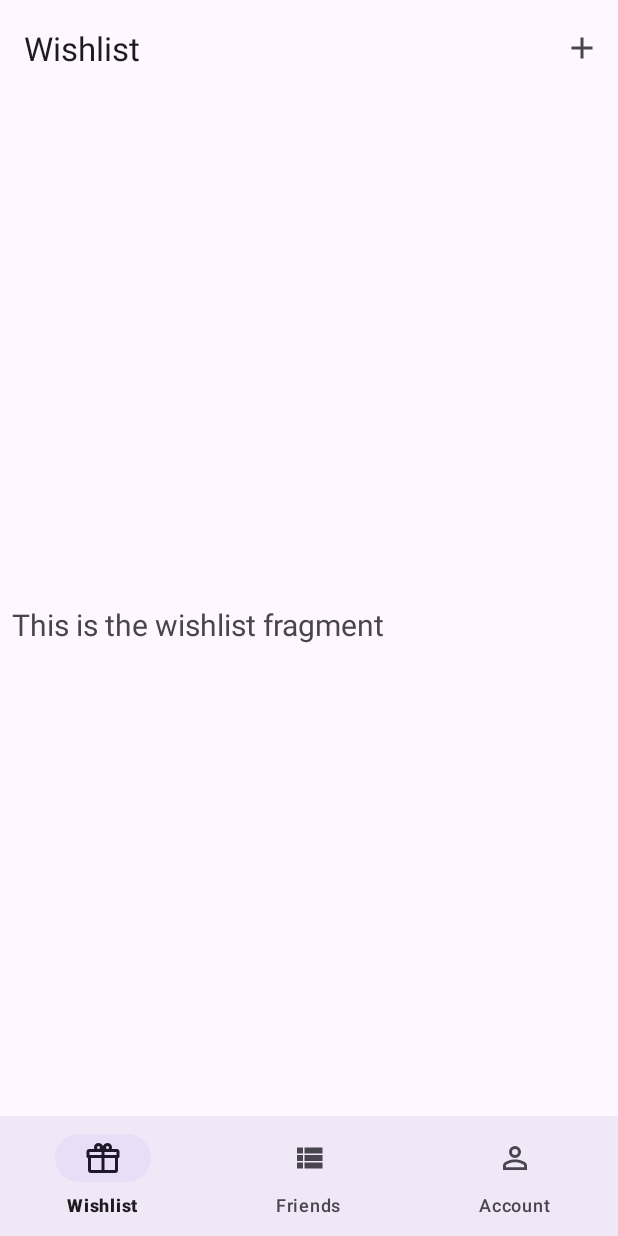
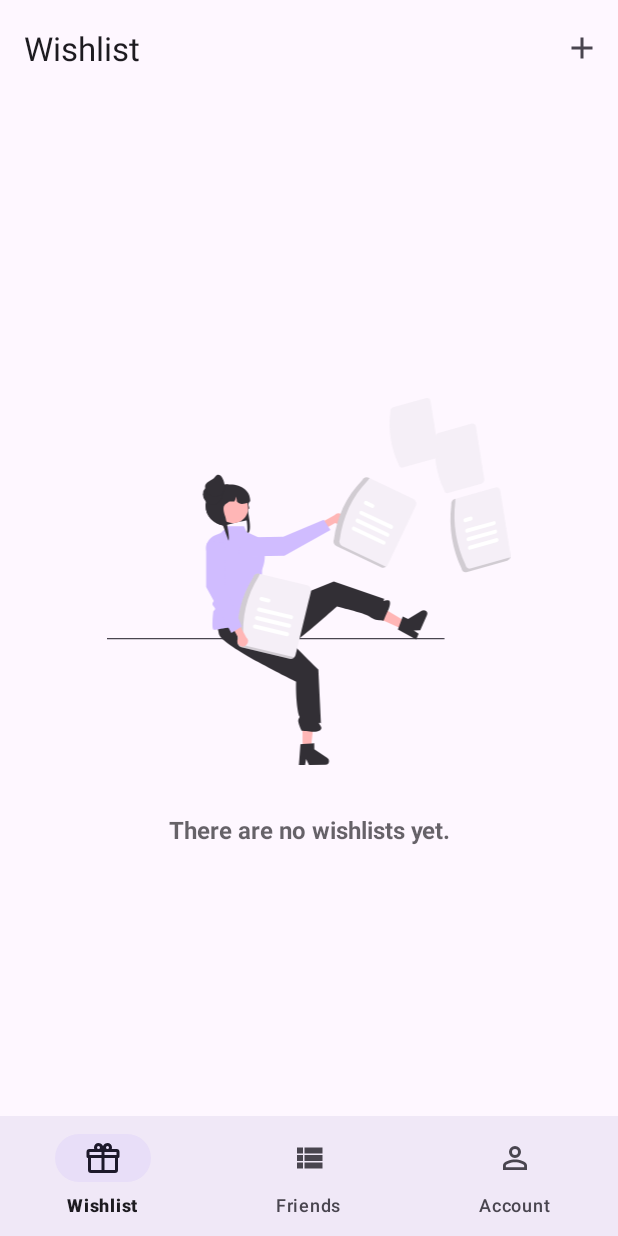
Before and after one commit to JacobD2001/SocialGift, an Android app: the WishlistsFragment screen opened directly, with no data from a screen before it, on a phone screen of 412 x 824 dp. Run offline under Robolectric (Android 15) with nearby library versions, the phone set to English and light mode, and no system bars; our stand-ins replace navigation-ui; libraries missing offline, so code that uses them is left out: com.mikepenz.fastadapter; 3 statements that could not run were skipped.

Commit message:
Create wishlists list

```diff
--- a/app/build.gradle
+++ b/app/build.gradle
@@ -36,5 +36,8 @@ dependencies {
     implementation 'androidx.lifecycle:lifecycle-viewmodel:2.5.1'
     implementation 'androidx.navigation:navigation-fragment:2.5.3'
     implementation 'androidx.navigation:navigation-ui:2.5.3'
+    implementation 'androidx.recyclerview:recyclerview:1.3.0'
     implementation 'com.google.android.material:material:1.9.0'
+    implementation 'com.mikepenz:fastadapter:5.7.0'
+    implementation 'com.mikepenz:fastadapter-extensions-binding:5.7.0'
 }
--- /dev/null
+++ b/app/src/main/java/com/jacobd2001/socialgift/home/wishlists/WishlistItem.java
@@ -0,0 +1,42 @@
+package com.jacobd2001.socialgift.home.wishlists;
+
+import android.view.LayoutInflater;
+import android.view.ViewGroup;
+
+import androidx.annotation.NonNull;
+import androidx.annotation.Nullable;
+
+import com.jacobd2001.socialgift.R;
+import com.jacobd2001.socialgift.databinding.ItemWishlistBinding;
+import com.mikepenz.fastadapter.binding.AbstractBindingItem;
+
+import java.util.List;
+
+public class WishlistItem extends AbstractBindingItem<ItemWishlistBinding> {
+    private final String name;
+    private final String description;
+
+    public WishlistItem(String name, String description) {
+        this.name = name;
+        this.description = description;
+    }
+
+    @Override
+    public int getType() {
+        return R.id.wishlistItem;
+    }
+
+    @Override
+    public void bindView(@NonNull ItemWishlistBinding binding, @NonNull List<?> payloads) {
+        super.bindView(binding, payloads);
+
+        binding.wishlistItemName.setText(name);
+        binding.wishlistItemDescription.setText(description);
+    }
+
+    @NonNull
+    @Override
+    public ItemWishlistBinding createBinding(@NonNull LayoutInflater inflater, @Nullable ViewGroup parent) {
+        return ItemWishlistBinding.inflate(inflater, parent, false);
+    }
+}
--- a/app/src/main/java/com/jacobd2001/socialgift/home/WishlistFragment.java
+++ b/app/src/main/java/com/jacobd2001/socialgift/home/wishlists/WishlistsFragment.java
@@ -1,4 +1,4 @@
-package com.jacobd2001.socialgift.home;
+package com.jacobd2001.socialgift.home.wishlists;
 
 import android.os.Bundle;
 import android.view.LayoutInflater;
@@ -14,26 +14,47 @@ import androidx.core.view.MenuHost;
 import androidx.core.view.MenuProvider;
 import androidx.fragment.app.Fragment;
 import androidx.lifecycle.Lifecycle;
+import androidx.recyclerview.widget.LinearLayoutManager;
 
 import com.jacobd2001.socialgift.R;
-import com.jacobd2001.socialgift.databinding.FragmentWishlistBinding;
+import com.jacobd2001.socialgift.databinding.FragmentWishlistsBinding;
+import com.mikepenz.fastadapter.FastAdapter;
+import com.mikepenz.fastadapter.adapters.ItemAdapter;
 
-public class WishlistFragment extends Fragment implements MenuProvider {
+import java.util.ArrayList;
+import java.util.List;
 
-    private FragmentWishlistBinding binding;
+public class WishlistsFragment extends Fragment implements MenuProvider {
+
+    private FragmentWishlistsBinding binding;
+    private List<WishlistItem> wishlists = new ArrayList<>();
+    private final ItemAdapter<WishlistItem> itemAdapter = new ItemAdapter<>();
 
     public View onCreateView(@NonNull LayoutInflater inflater, ViewGroup container, Bundle savedState) {
-        binding = FragmentWishlistBinding.inflate(inflater, container, false);
+        binding = FragmentWishlistsBinding.inflate(inflater, container, false);
         final MenuHost menuHost = getActivity();
         if (menuHost != null)
             menuHost.addMenuProvider(this, getViewLifecycleOwner(), Lifecycle.State.STARTED);
+
         return binding.getRoot();
     }
 
     @Override
     public void onViewCreated(@NonNull View view, @Nullable Bundle savedState) {
         super.onViewCreated(view, savedState);
-        binding.textWishlist.setText("This is the wishlist fragment");
+
+        final LinearLayoutManager layoutManager = new LinearLayoutManager(getContext());
+        final FastAdapter<WishlistItem> fastAdapter = FastAdapter.with(itemAdapter);
+
+        binding.wishlistsRecyclerView.setLayoutManager(layoutManager);
+        binding.wishlistsRecyclerView.setAdapter(fastAdapter);
+
+        if (!wishlists.isEmpty()) {
+            binding.wishlistsRecyclerView.setVisibility(View.VISIBLE);
+            binding.noWishlistsLayout.setVisibility(View.GONE);
+        }
+
+        for (WishlistItem item : wishlists) itemAdapter.add(item);
     }
 
     @Override
--- /dev/null
+++ b/app/src/main/res/drawable/undraw_file_manager_re_ms29.xml
@@ -0,0 +1,124 @@
+<vector xmlns:android="http://schemas.android.com/apk/res/android"
+    android:width="735.16dp"
+    android:height="684.29dp"
+    android:viewportWidth="735.16"
+    android:viewportHeight="684.29">
+  <path
+      android:pathData="M613.77,182.58c-13.48,-29.25 -19.39,-60.78 -15.25,-95.31 -0.64,-4.02 1.6,-8.04 5.01,-9l61.04,-17.05c3.41,-0.95 6.69,1.54 7.34,5.55l15.25,95.31c0.64,4.02 -1.6,8.04 -5.01,9l-61.04,17.05C617.7,189.08 614.42,186.6 613.77,182.58Z"
+      android:fillColor="?attr/colorOnSurfaceInverse"/>
+  <path
+      android:pathData="M531.05,135.97c-13.48,-29.25 -19.39,-60.78 -15.25,-95.31 -0.64,-4.02 1.6,-8.04 5.01,-9l61.04,-17.05c3.41,-0.95 6.69,1.54 7.34,5.55l15.25,95.31c0.64,4.02 -1.6,8.04 -5.01,9l-61.04,17.05C534.98,142.47 531.7,139.99 531.05,135.97Z"
+      android:fillColor="?attr/colorOnSurfaceInverse"/>
+  <path
+      android:pathData="M0,452.64h614.61v2h-614.61z"
+      android:fillColor="?attr/colorControlNormal"/>
+  <path
+      android:pathData="M250,216.64c-0.73,-2.54 9.41,20.72 7,21 -10.98,1.26 -35.32,6.94 -42.97,10 -0.34,-0.04 -0.69,-0.08 -1.02,-0.13 -0.82,-0.09 -1.62,-0.22 -2.41,-0.37 -17.81,-3.37 -31.29,-18 -31.65,-35.66 -0.02,-0.25 -0.02,-0.51 -0.02,-0.76a33.48,33.48 0,0 1,0.19 -3.65,34.33 34.33,0 0,1 0.86,-4.91l-0.04,-0.01c-7.09,-6.66 -4.1,-19.01 4.93,-24.22a32.55,32.55 0,0 1,12.79 -4.15,34.28 34.28,0 0,1 3.68,-0.2h11.54a53.63,53.63 0,0 1,7.24 -1.05h0.02c23.23,-1.77 41.55,12.39 39.84,29.62 -0.01,0.02 -0.03,0.04 -0.04,0.06 -0.5,0.74 -0.93,1.44 -1.32,2.11 -0.37,0.63 -0.69,1.23 -0.96,1.8 -2.12,4.4 3.33,9.94 -0.28,10.97 -4.8,1.37 12.62,46.55 -6.38,46.55C260.24,266.27 252,223.64 250,216.64Z"
+      android:fillColor="?attr/colorSurfaceInverse"/>
+  <path
+      android:pathData="M356.01,653.3l14.98,-0.13l6.63,-59.14l-22.11,0.19l0.5,59.08z"
+      android:fillColor="#ffb6b6"/>
+  <path
+      android:pathData="M404,677.12a6.71,6.71 0,0 1,-6.64 6.76l-29.79,0.25 -5.22,-10.57 -1.92,10.62 -11.24,0.1 2.84,-37.89 3.91,-0.26 15.95,-1.1 5.15,-0.34 0.09,10.72 23.93,16.23A6.7,6.7 0,0 1,404 677.12Z"
+      android:fillColor="?attr/colorSurfaceInverse"/>
+  <path
+      android:pathData="M375,623.64c-5.96,-0.72 -21,-2 -21,-2s-7.1,-14.82 -5.95,-19.43c1.13,-4.63 3.95,-5.57 1.33,-7.99 -6.38,-23.58 -5.36,-61.88 -5.36,-61.88s-34.34,-16.63 -69.11,-35.88c-33.99,-18.83 -68.39,-40.16 -71.5,-50.91a136.94,136.94 0,0 1,-4.12 -23.47c-0.52,-5.2 -0.84,-10.3 -1.04,-14.87 -0.47,-10.46 -0.28,-18.19 -0.28,-18.19l43.33,-0.72 28.7,-0.66h3v5l7.54,12.82s13.03,15.15 11.5,16.56c-1.85,1.71 -1.29,3.23 5.28,4.47a21.36,21.36 0,0 0,5.66 0.23c10.61,-0.81 15.05,5.26 15.31,6.59 1.78,9.39 19.63,29.79 36.35,47.2h0.01c15.43,16.08 29.89,29.6 29.89,29.6l0.82,17.25 3.85,80.65s-7.22,-4.04 -0.77,4.67C394.89,621.4 380.96,624.35 375,623.64Z"
+      android:fillColor="?attr/colorSurfaceInverse"/>
+  <path
+      android:pathData="M537.56,436.11l6.12,-13.68l-51.02,-30.63l-9.03,20.19l53.93,24.12z"
+      android:fillColor="#ffb6b6"/>
+  <path
+      android:pathData="M579.19,402.37a6.71,6.71 0,0 1,3.38 8.85l-12.16,27.19 -11.78,0.35 8.87,6.16 -4.58,10.26 -33.28,-18.34 1.39,-3.66 5.63,-14.96 1.83,-4.82 9.79,4.38 24.71,-15.01A6.7,6.7 0,0 1,579.19 402.37Z"
+      android:fillColor="?attr/colorSurfaceInverse"/>
+  <path
+      android:pathData="M511.32,403c-0.03,0.08 -0.08,0.15 -0.11,0.21 -2.79,5.12 -7.36,16.96 -7.65,17.69a0.11,0.11 0,0 0,-0.01 0.04s-15.1,-0.78 -18.95,-3.55c-3.87,-2.79 1.98,1.62 -6.93,-4.21 -4.61,-3.03 -20.39,-7.76 -34.53,-11.63 -13.15,-3.6 -24.88,-6.43 -24.88,-6.43s-10.36,9.43 -25.37,22.46l-0.01,0.01c-13.94,12.08 -31.91,27.26 -49.32,40.86 -37.28,10.96 -76.62,20.47 -86.46,15.13a136.95,136.95 0,0 1,-19.6 -13.55l10.13,-26.55L274.4,405.43l28.2,-11.46 11.03,-4.48 15.44,-6.27 83.62,-33.97 92.6,32.08s-6.45,5.21 4.05,2.46C519.7,381.08 514.23,397.51 511.32,403Z"
+      android:fillColor="?attr/colorSurfaceInverse"/>
+  <path
+      android:pathData="M219,248.64h30l4.72,10.43 20.09,8.95A18.26,18.26 0,0 1,284.21 280.79c7.23,33.07 -1.92,39.94 -2.21,50.85 -1,37 -6.15,44.36 -5.58,53.49 0.17,2.73 1.84,13.54 7.21,12.52s2.47,3.26 3.74,4.92c1.1,1.44 6.87,-0.47 3.25,4.3s11.87,17.77 2.38,17.77c-18,0 -54,9 -68,9s-24.82,4.15 -31,4c-3.77,-0.09 -2.59,-17.66 -1.08,-32.87 0.34,-3.44 6.96,-3.35 1.02,-9.74s1.05,-9.71 1.06,-11.39c0.01,-1.79 3.37,-6.28 -0.82,-13.64s-0.33,-4.31 -0.51,-6.62c-1.4,-17.81 -3.41,-40.51 -3.41,-40.51l-8.84,-24.89a26.04,26.04 0,0 1,14.98 -32.94l10.37,-4.09Z"
+      android:fillColor="?attr/colorPrimaryInverse"/>
+  <path
+      android:pathData="M429.7,239.46a9.74,9.74 0,0 1,-14.5 3.14l-42.26,23.93 -9.49,-10.06 50.4,-28.05a9.73,9.73 0,0 1,15.85 11.05Z"
+      android:fillColor="#ffb6b6"/>
+  <path
+      android:pathData="M239.41,295.93l-0.64,7.7 84.13,-1.08 83.75,-47.08 -12.24,-18.84 -73.61,30.95 -52.32,1.06A29.78,29.78 0,0 0,239.41 295.93Z"
+      android:fillColor="?attr/colorPrimaryInverse"/>
+  <path
+      android:pathData="M229.26,215.82m-27.32,0a27.32,27.32 0,1 1,54.64 0a27.32,27.32 0,1 1,-54.64 0"
+      android:fillColor="#ffb6b6"/>
+  <path
+      android:pathData="M259.98,203.64c-0.46,0.24 -0.9,0.46 -1.36,0.68 -0.48,0.23 -0.95,0.46 -1.43,0.67 -9.15,4.15 -16.6,4.61 -21.11,-1.35a25.26,25.26 0,0 0,-2.08 -9.1,14.63 14.63,0 0,1 -2.41,9.1h-9.1c-9.37,6.22 -14.18,6.87 -7.68,27.29 1.81,5.69 9.02,38.8 6.19,43.71 -0.82,-0.09 -9.61,-27.35 -10.4,-27.5 -17.81,-3.37 -31.29,-18 -31.65,-35.66 0.02,-0.9 0.08,-1.8 0.17,-2.68a47.72,47.72 0,0 1,3.86 -5.04,30.59 30.59,0 0,1 3.17,-13.61 31.3,31.3 0,0 1,11.89 -12.94,55.16 55.16,0 0,1 9.5,-3.57c0.08,-0.02 0.15,-0.04 0.23,-0.06 1,-0.27 2.03,-0.52 3.05,-0.73a56.1,56.1 0,0 1,6.4 -0.97c0.15,-0.01 0.3,-0.02 0.45,-0.02a4.83,4.83 0,0 1,2.44 0.67c0.01,0 0.01,0.01 0.02,0.01a4.6,4.6 0,0 1,1.36 1.21,4.65 4.65,0 0,1 0.99,2.89h10.13q0.56,0 1.12,0.03a27.17,27.17 0,0 1,26.19 25.54C259.97,202.69 259.98,203.16 259.98,203.64Z"
+      android:fillColor="?attr/colorSurfaceInverse"/>
+  <path
+      android:pathData="M192,190.64m-18,0a18,18 0,1 1,36 0a18,18 0,1 1,-36 0"
+      android:fillColor="?attr/colorSurfaceInverse"/>
+  <path
+      android:pathData="M214,176.64c0.34,9.94 -8.06,18 -18,18a18,18 0,0 1,-18 -18c0,-9.94 12.04,-10.04 18,-18C204.43,147.38 213.54,163.24 214,176.64Z"
+      android:fillColor="?attr/colorSurfaceInverse"/>
+  <path
+      android:pathData="M237.53,458.22c-2.8,-41.47 5.39,-80.48 28.11,-116.24a9.14,9.14 0,0 1,11.02 -6.73l87.78,21.23a9.14,9.14 0,0 1,6.73 11.02l-28.11,116.24a9.14,9.14 0,0 1,-11.02 6.73l-87.78,-21.23A9.14,9.14 0,0 1,237.53 458.22Z"
+      android:fillColor="?attr/colorOnSurfaceInverse"/>
+  <path
+      android:fillColor="#FF000000"
+      android:pathData="M254.74,467.03a9.14,9.14 0,0 1,-6.73 -11.02c-2.8,-41.47 5.39,-80.48 28.11,-116.24a9.02,9.02 0,0 1,2.27 -4.1l-1.73,-0.42a9.14,9.14 0,0 0,-11.02 6.73c-22.72,35.75 -30.91,74.76 -28.11,116.24A9.14,9.14 0,0 0,244.26 469.24l87.78,21.23a9.1,9.1 0,0 0,8.75 -2.63Z"
+      android:strokeAlpha="0.2"
+      android:fillAlpha="0.15"/>
+  <path
+      android:pathData="M334.22,418.09l-58.86,-14.06a3.63,3.63 0,0 1,1.69 -7.06l58.86,14.06a3.63,3.63 0,0 1,-1.69 7.06Z"
+      android:fillColor="?attr/colorBackgroundFloating"/>
+  <path
+      android:pathData="M292.93,387.76l-12.95,-3.09a3.63,3.63 0,0 1,1.67 -7.07l0.02,0.01 12.95,3.09a3.63,3.63 0,0 1,-1.69 7.06Z"
+      android:fillColor="?attr/colorBackgroundFloating"/>
+  <path
+      android:pathData="M326.8,449.15l-58.86,-14.06a3.63,3.63 0,0 1,1.69 -7.06l58.86,14.06a3.63,3.63 0,1 1,-1.67 7.07Z"
+      android:fillColor="?attr/colorBackgroundFloating"/>
+  <path
+      android:pathData="M330.51,433.62 L271.64,419.56a3.63,3.63 0,0 1,1.68 -7.07l0.01,0L332.2,426.56a3.63,3.63 0,0 1,-1.69 7.06Z"
+      android:fillColor="?attr/colorBackgroundFloating"/>
+  <path
+      android:pathData="M241.72,466.89a9.74,9.74 0,0 1,-2.95 -14.54l-23.38,-42.57 10.18,-9.36 27.4,50.76a9.73,9.73 0,0 1,-11.25 15.71Z"
+      android:fillColor="#ffb6b6"/>
+  <path
+      android:pathData="M214.41,278.47 L189.27,276.05a8.45,8.45 0,0 0,-9.27 8.41L180,359.29l46,84.34 19,-12 -30,-74Z"
+      android:fillColor="?attr/colorPrimaryInverse"/>
+  <path
+      android:pathData="M412.94,272.4c5.83,-41.16 21.89,-77.64 51.51,-107.92a9.14,9.14 0,0 1,12.17 -4.31l81.51,38.9a9.14,9.14 0,0 1,4.31 12.17l-51.51,107.92a9.14,9.14 0,0 1,-12.17 4.31l-81.51,-38.9A9.14,9.14 0,0 1,412.94 272.4Z"
+      android:fillColor="?attr/colorOnSurfaceInverse"/>
+  <path
+      android:fillColor="#FF000000"
+      android:pathData="M427.95,284.57a9.14,9.14 0,0 1,-4.31 -12.17c5.83,-41.16 21.89,-77.64 51.51,-107.92a9.02,9.02 0,0 1,3.07 -3.54l-1.6,-0.77a9.14,9.14 0,0 0,-12.17 4.31c-29.62,30.29 -45.68,66.77 -51.51,107.92a9.14,9.14 0,0 0,4.31 12.17L498.75,323.47a9.1,9.1 0,0 0,9.1 -0.77Z"
+      android:strokeAlpha="0.2"
+      android:fillAlpha="0.15"/>
+  <path
+      android:pathData="M515.82,253.11l-54.69,-25.92a3.63,3.63 0,0 1,3.11 -6.56l54.69,25.92a3.63,3.63 0,0 1,-3.11 6.56Z"
+      android:fillColor="?attr/colorBackgroundFloating"/>
+  <path
+      android:pathData="M481.69,214.9l-12.03,-5.7a3.63,3.63 0,1 1,3.09 -6.57l0.02,0.01 12.03,5.7a3.63,3.63 0,0 1,-3.11 6.56Z"
+      android:fillColor="?attr/colorBackgroundFloating"/>
+  <path
+      android:pathData="M502.15,281.96l-54.69,-25.92a3.63,3.63 0,0 1,3.11 -6.56l54.69,25.92a3.63,3.63 0,1 1,-3.09 6.57Z"
+      android:fillColor="?attr/colorBackgroundFloating"/>
+  <path
+      android:pathData="M508.99,267.54l-54.69,-25.92a3.63,3.63 0,0 1,3.1 -6.57l0.01,0 54.69,25.92a3.63,3.63 0,0 1,-3.11 6.56Z"
+      android:fillColor="?attr/colorBackgroundFloating"/>
+  <path
+      android:pathData="M645.66,325.72c-16.42,-35.62 -23.61,-74.01 -18.58,-116.07 -0.78,-4.89 1.95,-9.8 6.1,-10.96l74.34,-20.77c4.15,-1.15 8.15,1.87 8.93,6.76l18.58,116.07c0.78,4.89 -1.95,9.8 -6.1,10.96l-74.34,20.77C650.44,333.63 646.45,330.61 645.66,325.72Z"
+      android:fillColor="?attr/colorOnSurfaceInverse"/>
+  <path
+      android:fillColor="#FF000000"
+      android:pathData="M661.83,325.78c-4.15,1.15 -8.15,-1.87 -8.93,-6.76 -16.42,-35.62 -23.61,-74.01 -18.58,-116.07a10.73,10.73 0,0 1,0.32 -4.67l-1.46,0.41c-4.15,1.16 -6.87,6.07 -6.1,10.96 -5.04,42.06 2.15,80.45 18.58,116.07 0.79,4.89 4.78,7.92 8.93,6.76l74.34,-20.77a8.83,8.83 0,0 0,5.77 -6.29Z"
+      android:strokeAlpha="0.2"
+      android:fillAlpha="0.15"/>
+  <path
+      android:pathData="M705.66,246.36 L655.87,260.44c-1.65,0.46 -3.24,-0.74 -3.56,-2.68a3.86,3.86 0,0 1,2.41 -4.36l49.79,-14.08c1.65,-0.46 3.24,0.74 3.55,2.69a3.86,3.86 0,0 1,-2.41 4.35Z"
+      android:fillColor="?attr/colorBackgroundFloating"/>
+  <path
+      android:pathData="M663.69,238.03 L652.73,241.13c-1.65,0.47 -3.25,-0.72 -3.57,-2.66a3.86,3.86 0,0 1,2.4 -4.38l0.02,-0.01 10.95,-3.1c1.65,-0.46 3.24,0.74 3.55,2.69A3.86,3.86 0,0 1,663.69 238.03Z"
+      android:fillColor="?attr/colorBackgroundFloating"/>
+  <path
+      android:pathData="M710.7,277.33l-49.79,14.08c-1.65,0.46 -3.24,-0.74 -3.55,-2.69a3.86,3.86 0,0 1,2.41 -4.35L709.55,270.29c1.65,-0.47 3.25,0.72 3.57,2.66a3.86,3.86 0,0 1,-2.4 4.38Z"
+      android:fillColor="?attr/colorBackgroundFloating"/>
+  <path
+      android:pathData="M708.18,261.85l-49.79,14.08c-1.65,0.47 -3.24,-0.73 -3.56,-2.67a3.86,3.86 0,0 1,2.41 -4.37l0.01,-0L707.03,254.8c1.65,-0.46 3.24,0.74 3.55,2.69a3.86,3.86 0,0 1,-2.41 4.35Z"
+      android:fillColor="?attr/colorBackgroundFloating"/>
+
+</vector>
--- a/app/src/main/res/layout/fragment_wishlist.xml
+++ /dev/null
@@ -1,22 +0,0 @@
-<?xml version="1.0" encoding="utf-8"?>
-<androidx.constraintlayout.widget.ConstraintLayout xmlns:android="http://schemas.android.com/apk/res/android"
-    xmlns:app="http://schemas.android.com/apk/res-auto"
-    xmlns:tools="http://schemas.android.com/tools"
-    android:layout_width="match_parent"
-    android:layout_height="match_parent"
-    tools:context=".home.WishlistFragment">
-
-    <TextView
-        android:id="@+id/text_wishlist"
-        android:layout_width="match_parent"
-        android:layout_height="wrap_content"
-        android:layout_marginStart="8dp"
-        android:layout_marginTop="8dp"
-        android:layout_marginEnd="8dp"
-        android:textAlignment="center"
-        android:textSize="20sp"
-        app:layout_constraintBottom_toBottomOf="parent"
-        app:layout_constraintEnd_toEndOf="parent"
-        app:layout_constraintStart_toStartOf="parent"
-        app:layout_constraintTop_toTopOf="parent" />
-</androidx.constraintlayout.widget.ConstraintLayout>
--- /dev/null
+++ b/app/src/main/res/layout/fragment_wishlists.xml
@@ -0,0 +1,45 @@
+<?xml version="1.0" encoding="utf-8"?>
+<LinearLayout xmlns:android="http://schemas.android.com/apk/res/android"
+    xmlns:tools="http://schemas.android.com/tools"
+    android:layout_width="match_parent"
+    android:layout_height="match_parent"
+    android:layout_marginTop="?attr/actionBarSize"
+    android:gravity="center"
+    android:orientation="vertical"
+    tools:context=".home.wishlists.WishlistsFragment">
+
+    <androidx.recyclerview.widget.RecyclerView
+        android:id="@+id/wishlistsRecyclerView"
+        android:layout_width="match_parent"
+        android:layout_height="match_parent"
+        android:visibility="gone"
+        tools:itemCount="10"
+        tools:listitem="@layout/item_wishlist" />
+
+    <LinearLayout
+        android:id="@+id/noWishlistsLayout"
+        android:layout_width="wrap_content"
+        android:layout_height="wrap_content"
+        android:orientation="vertical"
+        tools:ignore="UseCompoundDrawables">
+
+        <ImageView
+            android:layout_width="wrap_content"
+            android:layout_height="250dp"
+            android:contentDescription="@string/there_are_no_wishlists_yet"
+            android:src="@drawable/undraw_file_manager_re_ms29" />
+
+        <TextView
+            android:layout_width="match_parent"
+            android:layout_height="wrap_content"
+            android:layout_marginTop="32dp"
+            android:layout_marginBottom="?attr/actionBarSize"
+            android:alpha=".68"
+            android:gravity="center"
+            android:text="@string/there_are_no_wishlists_yet"
+            android:textAlignment="center"
+            android:textColor="?attr/colorOnSurface"
+            android:textSize="16sp"
+            android:textStyle="bold" />
+    </LinearLayout>
+</LinearLayout>
--- /dev/null
+++ b/app/src/main/res/layout/item_wishlist.xml
@@ -0,0 +1,29 @@
+<?xml version="1.0" encoding="utf-8"?>
+<LinearLayout xmlns:android="http://schemas.android.com/apk/res/android"
+    xmlns:tools="http://schemas.android.com/tools"
+    android:id="@+id/wishlistItem"
+    android:layout_width="match_parent"
+    android:layout_height="wrap_content"
+    android:background="?android:attr/selectableItemBackground"
+    android:clickable="true"
+    android:focusable="true"
+    android:orientation="vertical"
+    android:paddingHorizontal="18dp"
+    android:paddingVertical="8dp">
+
+    <TextView
+        android:id="@+id/wishlistItemName"
+        android:layout_width="match_parent"
+        android:layout_height="wrap_content"
+        android:textColor="?android:attr/colorForeground"
+        android:textSize="16sp"
+        tools:text="Wishlist name" />
+
+    <TextView
+        android:id="@+id/wishlistItemDescription"
+        android:layout_width="match_parent"
+        android:layout_height="wrap_content"
+        android:maxLines="1"
+        tools:text="A description of the wishlist that may be long or short" />
+
+</LinearLayout>
--- a/app/src/main/res/navigation/mobile_navigation.xml
+++ b/app/src/main/res/navigation/mobile_navigation.xml
@@ -7,9 +7,9 @@
 
     <fragment
         android:id="@+id/navigation_wishlist"
-        android:name="com.jacobd2001.socialgift.home.WishlistFragment"
+        android:name="com.jacobd2001.socialgift.home.wishlists.WishlistsFragment"
         android:label="@string/wishlist"
-        tools:layout="@layout/fragment_wishlist" />
+        tools:layout="@layout/fragment_wishlists" />
 
     <fragment
         android:id="@+id/navigation_friends"
--- a/app/src/main/res/values/strings.xml
+++ b/app/src/main/res/values/strings.xml
@@ -16,4 +16,5 @@
     <string name="friend_requests">Friend requests</string>
     <string name="messages">Messages</string>
     <string name="edit_account">Edit account</string>
+    <string name="there_are_no_wishlists_yet">There are no wishlists yet.</string>
 </resources>
--- a/build.gradle
+++ b/build.gradle
@@ -1,3 +1,3 @@
 plugins {
-    id 'com.android.application' version '8.1.0-beta01' apply false
+    id 'com.android.application' version '8.1.0-beta05' apply false
 }
```
